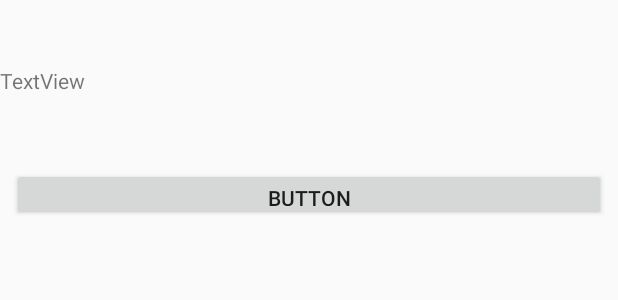
After one commit to kubalobo/FacebookEvents, an Android app: the layout info_window.xml on its own in the app's theme, with its tools: preview values and no code run, on a phone screen of 412 x 824 dp. The commit adds this screen. Shown: the top 300 px of the screen. Run offline under Robolectric (Android 15) with nearby library versions, the phone set to English and light mode, and no system bars.

Commit message:
markers and info window

```diff
--- a/app/build.gradle
+++ b/app/build.gradle
@@ -25,4 +25,5 @@ dependencies {
     testImplementation 'junit:junit:4.12'
     androidTestImplementation 'com.android.support.test:runner:1.0.1'
     androidTestImplementation 'com.android.support.test.espresso:espresso-core:3.0.1'
+    implementation 'com.android.support.constraint:constraint-layout:1.0.2'
 }
--- a/app/src/debug/res/values/google_maps_api.xml
+++ b/app/src/debug/res/values/google_maps_api.xml
@@ -20,5 +20,5 @@
     Once you have your key (it starts with "AIza"), replace the "google_maps_key"
     string in this file.
     -->
-    <string name="google_maps_key" templateMergeStrategy="preserve" translatable="false">YOUR_KEY_HERE</string>
+    <string name="google_maps_key" templateMergeStrategy="preserve" translatable="false">AIzaSyCnaq1jqj4AQQ7q3Xv6hX1MXGfQWPzqkrE</string>
 </resources>
--- /dev/null
+++ b/app/src/main/res/layout/info_window.xml
@@ -0,0 +1,30 @@
+<?xml version="1.0" encoding="utf-8"?>
+<android.support.constraint.ConstraintLayout xmlns:android="http://schemas.android.com/apk/res/android"
+    xmlns:app="http://schemas.android.com/apk/res-auto"
+    xmlns:tools="http://schemas.android.com/tools"
+    android:layout_width="match_parent"
+    android:layout_height="match_parent"
+    android:orientation="vertical"
+    tools:layout_editor_absoluteY="81dp">
+
+    <Button
+        android:id="@+id/button2"
+        android:layout_width="match_parent"
+        android:layout_height="35dp"
+        android:layout_marginEnd="8dp"
+        android:layout_marginStart="8dp"
+        android:layout_marginTop="112dp"
+        android:text="Button"
+        app:layout_constraintEnd_toEndOf="parent"
+        app:layout_constraintStart_toStartOf="parent"
+        app:layout_constraintTop_toTopOf="parent" />
+
+    <TextView
+        android:id="@+id/textView"
+        android:layout_width="match_parent"
+        android:layout_height="36dp"
+        android:layout_marginTop="44dp"
+        android:text="TextView"
+        app:layout_constraintTop_toTopOf="parent"
+        tools:layout_editor_absoluteX="123dp" />
+</android.support.constraint.ConstraintLayout>
```
Also changed, not shown: app/src/main/java/com/asiaikuba/facebookevents/InfoWindowData.java (added, +42 -0 lines), app/src/main/java/com/asiaikuba/facebookevents/MapsActivity.java (+59 -5 lines).
